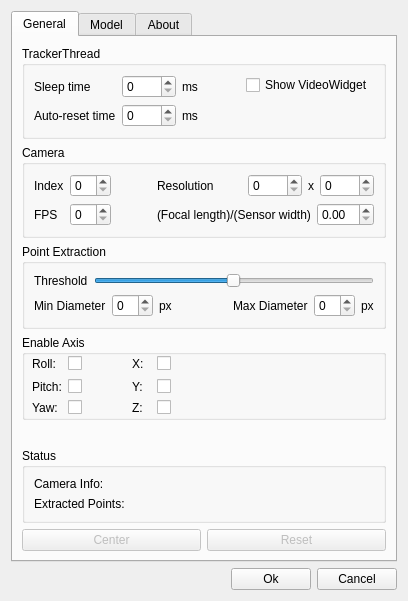
The window that FTNoIR_Tracker_PT/FTNoIR_PT_Controls.ui (opentrack/opentrack) describes before a commit, drawn with Qt 5.
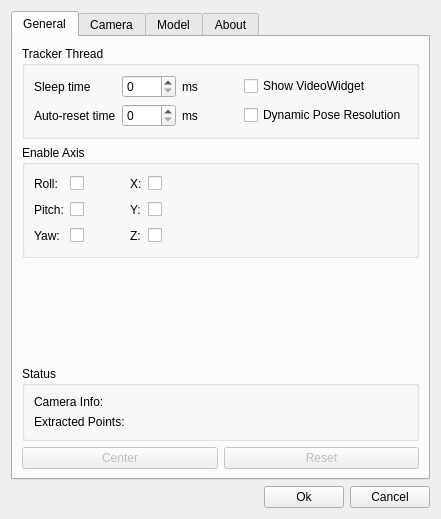
The same window after the commit. The open tabs and pages were chosen to show the change. Icons and pictures are not drawn.

Commit message: PointTracker: Tracker state is reported to FTNoIR, Camera pitch correction, Dynamic pose resolution made optional

Patch:
```diff
--- a/FTNoIR_Tracker_PT/FTNoIR_PT_Controls.ui
+++ b/FTNoIR_Tracker_PT/FTNoIR_PT_Controls.ui
@@ -9,8 +9,8 @@
    <rect>
     <x>0</x>
     <y>0</y>
-    <width>393</width>
-    <height>585</height>
+    <width>405</width>
+    <height>489</height>
    </rect>
   </property>
   <property name="sizePolicy">
@@ -64,84 +64,110 @@
        <item>
         <widget class="QGroupBox" name="groupBox_6">
          <property name="title">
-          <string>TrackerThread</string>
+          <string>Tracker Thread</string>
          </property>
          <layout class="QVBoxLayout" name="verticalLayout_6">
           <item>
-           <layout class="QHBoxLayout" name="horizontalLayout_8">
-            <item>
-             <layout class="QFormLayout" name="formLayout_2">
-              <property name="fieldGrowthPolicy">
-               <enum>QFormLayout::AllNonFixedFieldsGrow</enum>
+           <layout class="QGridLayout" name="gridLayout">
+            <item row="0" column="3">
+             <widget class="QCheckBox" name="videowidget_check">
+              <property name="toolTip">
+               <string>Whether to update the content of the VideoWidget</string>
               </property>
-              <item row="0" column="0">
-               <widget class="QLabel" name="label_39">
-                <property name="text">
-                 <string>Sleep time</string>
+              <property name="text">
+               <string>Show VideoWidget</string>
+              </property>
+             </widget>
+            </item>
+            <item row="0" column="0">
+             <widget class="QLabel" name="label_39">
+              <property name="text">
+               <string>Sleep time</string>
+              </property>
+              <property name="buddy">
+               <cstring>sleep_spin</cstring>
+              </property>
+             </widget>
+            </item>
+            <item row="0" column="1">
+             <layout class="QHBoxLayout" name="horizontalLayout_11">
+              <item>
+               <widget class="QSpinBox" name="sleep_spin">
+                <property name="toolTip">
+                 <string>Time the tracker thread sleeps after each processed frame</string>
                 </property>
-                <property name="buddy">
-                 <cstring>sleep_spin</cstring>
+                <property name="suffix">
+                 <string/>
                 </property>
+                <property name="maximum">
+                 <number>9999</number>
+                </property>
                </widget>
               </item>
-              <item row="0" column="1">
-               <layout class="QHBoxLayout" name="horizontalLayout_11">
-                <item>
-                 <widget class="QSpinBox" name="sleep_spin">
-                  <property name="toolTip">
-                   <string>Time the tracker thread sleeps after each processed frame</string>
-                  </property>
-                  <property name="suffix">
-                   <string/>
-                  </property>
-                  <property name="maximum">
-                   <number>9999</number>
-                  </property>
-                 </widget>
-                </item>
-                <item>
-                 <widget class="QLabel" name="label_40">
-                  <property name="text">
-                   <string>ms</string>
-                  </property>
-                 </widget>
-                </item>
-               </layout>
-              </item>
-              <item row="1" column="0">
-               <widget class="QLabel" name="label_43">
+              <item>
+               <widget class="QLabel" name="label_40">
                 <property name="text">
-                 <string>Auto-reset time</string>
+                 <string>ms</string>
                 </property>
-                <property name="buddy">
-                 <cstring>reset_spin</cstring>
+               </widget>
+              </item>
+             </layout>
+            </item>
+            <item row="0" column="2">
+             <spacer name="horizontalSpacer_11">
+              <property name="orientation">
+               <enum>Qt::Horizontal</enum>
+              </property>
+              <property name="sizeHint" stdset="0">
+               <size>
+                <width>40</width>
+                <height>20</height>
+               </size>
+              </property>
+             </spacer>
+            </item>
+            <item row="1" column="0">
+             <widget class="QLabel" name="label_43">
+              <property name="text">
+               <string>Auto-reset time</string>
+              </property>
+              <property name="buddy">
+               <cstring>reset_spin</cstring>
+              </property>
+             </widget>
+            </item>
+            <item row="1" column="1">
+             <layout class="QHBoxLayout" name="horizontalLayout_12">
+              <item>
+               <widget class="QSpinBox" name="reset_spin">
+                <property name="toolTip">
+                 <string>Time until automatic reset of tracker's internal state when no valid tracking result is found</string>
                 </property>
+                <property name="maximum">
+                 <number>9999</number>
+                </property>
                </widget>
               </item>
-              <item row="1" column="1">
-               <layout class="QHBoxLayout" name="horizontalLayout_12">
-                <item>
-                 <widget class="QSpinBox" name="reset_spin">
-                  <property name="toolTip">
-                   <string>Time until automatic reset of tracker's internal state when no valid tracking result is found</string>
-                  </property>
-                  <property name="maximum">
-                   <number>9999</number>
-                  </property>
-                 </widget>
-                </item>
-                <item>
-                 <widget class="QLabel" name="label_42">
-                  <property name="text">
-                   <string>ms</string>
-                  </property>
-                 </widget>
-                </item>
-               </layout>
+              <item>
+               <widget class="QLabel" name="label_42">
+                <property name="text">
+                 <string>ms</string>
+                </property>
+               </widget>
               </item>
              </layout>
             </item>
-            <item>
+            <item row="1" column="3">
+             <widget class="QCheckBox" name="dynpose_check">
+              <property name="toolTip">
+               <string/>
+              </property>
+              <property name="text">
+               <string>Dynamic Pose Resolution</string>
+              </property>
+             </widget>
+            </item>
+            <item row="1" column="2">
              <spacer name="horizontalSpacer_7">
               <property name="orientation">
                <enum>Qt::Horizontal</enum>
@@ -154,32 +180,366 @@
               </property>
              </spacer>
             </item>
-            <item>
-             <layout class="QFormLayout" name="formLayout_3">
-              <property name="fieldGrowthPolicy">
-               <enum>QFormLayout::AllNonFixedFieldsGrow</enum>
+           </layout>
+          </item>
+         </layout>
+        </widget>
+       </item>
+       <item>
+        <widget class="QGroupBox" name="groupBox_3">
+         <property name="minimumSize">
+          <size>
+           <width>0</width>
+           <height>85</height>
+          </size>
+         </property>
+         <property name="title">
+          <string>Enable Axis</string>
+         </property>
+         <layout class="QHBoxLayout" name="horizontalLayout_5">
+          <item>
+           <layout class="QGridLayout" name="gridLayout_2">
+            <item row="0" column="0">
+             <widget class="QLabel" name="label_6">
+              <property name="text">
+               <string>Roll:</string>
               </property>
-              <item row="0" column="0">
-               <widget class="QCheckBox" name="videowidget_check">
-                <property name="toolTip">
-                 <string>Whether to update the content of the VideoWidget</string>
-                </property>
-                <property name="text">
-                 <string>Show VideoWidget</string>
-                </property>
-               </widget>
-              </item>
-             </layout>
+              <property name="buddy">
+               <cstring>chkEnableRoll</cstring>
+              </property>
+             </widget>
             </item>
+            <item row="1" column="0">
+             <widget class="QLabel" name="label_9">
+              <property name="text">
+               <string>Pitch:</string>
+              </property>
+              <property name="buddy">
+               <cstring>chkEnablePitch</cstring>
+              </property>
+             </widget>
+            </item>
+            <item row="2" column="0">
+             <widget class="QLabel" name="label_11">
+              <property name="text">
+               <string>Yaw:</string>
+              </property>
+              <property name="buddy">
+               <cstring>chkEnableYaw</cstring>
+              </property>
+             </widget>
+            </item>
+            <item row="0" column="1">
+             <widget class="QCheckBox" name="chkEnableRoll">
+              <property name="maximumSize">
+               <size>
+                <width>20</width>
+                <height>16777215</height>
+               </size>
+              </property>
+              <property name="layoutDirection">
+               <enum>Qt::LeftToRight</enum>
+              </property>
+              <property name="styleSheet">
+               <string notr="true"/>
+              </property>
+              <property name="text">
+               <string/>
+              </property>
+             </widget>
+            </item>
+            <item row="1" column="1">
+             <widget class="QCheckBox" name="chkEnablePitch">
+              <property name="maximumSize">
+               <size>
+                <width>20</width>
+                <height>16777215</height>
+               </size>
+              </property>
+              <property name="layoutDirection">
+               <enum>Qt::LeftToRight</enum>
+              </property>
+              <property name="text">
+               <string/>
+              </property>
+             </widget>
+            </item>
+            <item row="2" column="1">
+             <widget class="QCheckBox" name="chkEnableYaw">
+              <property name="maximumSize">
+               <size>
+                <width>20</width>
+                <height>16777215</height>
+               </size>
+              </property>
+              <property name="layoutDirection">
+               <enum>Qt::LeftToRight</enum>
+              </property>
+              <property name="text">
+               <string/>
+              </property>
+             </widget>
+            </item>
+            <item row="0" column="3">
+             <widget class="QLabel" name="label_14">
+              <property name="text">
+               <string>X:</string>
+              </property>
+              <property name="buddy">
+               <cstring>chkEnableX</cstring>
+              </property>
+             </widget>
+            </item>
+            <item row="0" column="4">
+             <widget class="QCheckBox" name="chkEnableX">
+              <property name="maximumSize">
+               <size>
+                <width>20</width>
+                <height>16777215</height>
+               </size>
+              </property>
+              <property name="layoutDirection">
+               <enum>Qt::LeftToRight</enum>
+              </property>
+              <property name="text">
+               <string/>
+              </property>
+             </widget>
+            </item>
+            <item row="1" column="3">
+             <widget class="QLabel" name="label_15">
+              <property name="text">
+               <string>Y:</string>
+              </property>
+              <property name="buddy">
+               <cstring>chkEnableY</cstring>
+              </property>
+             </widget>
+            </item>
+            <item row="1" column="4">
+             <widget class="QCheckBox" name="chkEnableY">
+              <property name="maximumSize">
+               <size>
+                <width>20</width>
+                <height>16777215</height>
+               </size>
+              </property>
+              <property name="layoutDirection">
+               <enum>Qt::LeftToRight</enum>
+              </property>
+              <property name="text">
+               <string/>
+              </property>
+             </widget>
+            </item>
+            <item row="2" column="3">
+             <widget class="QLabel" name="label_16">
+              <property name="text">
+               <string>Z:</string>
+              </property>
+              <property name="buddy">
+               <cstring>chkEnableZ</cstring>
+              </property>
+             </widget>
+            </item>
+            <item row="2" column="4">
+             <widget class="QCheckBox" name="chkEnableZ">
+              <property name="maximumSize">
+               <size>
+                <width>20</width>
+                <height>16777215</height>
+               </size>
+              </property>
+              <property name="layoutDirection">
+               <enum>Qt::LeftToRight</enum>
+              </property>
+              <property name="text">
+               <string/>
+              </property>
+             </widget>
+            </item>
+            <item row="0" column="2">
+             <spacer name="horizontalSpacer_3">
+              <property name="orientation">
+               <enum>Qt::Horizontal</enum>
+              </property>
+              <property name="sizeType">
+               <enum>QSizePolicy::Minimum</enum>
+              </property>
+              <property name="sizeHint" stdset="0">
+               <size>
+                <width>40</width>
+                <height>20</height>
+               </size>
+              </property>
+             </spacer>
+            </item>
+            <item row="1" column="2">
+             <spacer name="horizontalSpacer_5">
+              <property name="orientation">
+               <enum>Qt::Horizontal</enum>
+              </property>
+              <property name="sizeType">
+               <enum>QSizePolicy::Minimum</enum>
+              </property>
+              <property name="sizeHint" stdset="0">
+               <size>
+                <width>40</width>
+                <height>20</height>
+               </size>
+              </property>
+             </spacer>
+            </item>
+            <item row="2" column="2">
+             <spacer name="horizontalSpacer_8">
+              <property name="orientation">
+               <enum>Qt::Horizontal</enum>
+              </property>
+              <property name="sizeType">
+               <enum>QSizePolicy::Minimum</enum>
+              </property>
+              <property name="sizeHint" stdset="0">
+               <size>
+                <width>40</width>
+                <height>20</height>
+               </size>
+              </property>
+             </spacer>
+            </item>
            </layout>
           </item>
+          <item>
+           <spacer name="horizontalSpacer_4">
+            <property name="orientation">
+             <enum>Qt::Horizontal</enum>
+            </property>
+            <property name="sizeHint" stdset="0">
+             <size>
+              <width>40</width>
+              <height>20</height>
+             </size>
+            </property>
+           </spacer>
+          </item>
          </layout>
         </widget>
        </item>
+       <item>
+        <spacer name="verticalSpacer">
+         <property name="orientation">
+          <enum>Qt::Vertical</enum>
+         </property>
+         <property name="sizeHint" stdset="0">
+          <size>
+           <width>20</width>
+           <height>20</height>
+          </size>
+         </property>
+        </spacer>
+       </item>
+       <item>
+        <widget class="QGroupBox" name="groupBox_11">
+         <property name="title">
+          <string>Status</string>
+         </property>
+         <layout class="QVBoxLayout" name="verticalLayout_8">
+          <item>
+           <layout class="QFormLayout" name="formLayout_2">
+            <property name="fieldGrowthPolicy">
+             <enum>QFormLayout::AllNonFixedFieldsGrow</enum>
+            </property>
+            <item row="0" column="0">
+             <widget class="QLabel" name="label_65">
+              <property name="text">
+               <string>Camera Info:</string>
+              </property>
+             </widget>
+            </item>
+            <item row="0" column="1">
+             <widget class="QLabel" name="caminfo_label_2">
+              <property name="sizePolicy">
+               <sizepolicy hsizetype="Preferred" vsizetype="Preferred">
+                <horstretch>0</horstretch>
+                <verstretch>0</verstretch>
+               </sizepolicy>
+              </property>
+              <property name="minimumSize">
+               <size>
+                <width>120</width>
+                <height>0</height>
+               </size>
+              </property>
+              <property name="text">
+               <string/>
+              </property>
+             </widget>
+            </item>
+            <item row="1" column="0">
+             <widget class="QLabel" name="label_17">
+              <property name="text">
+               <string>Extracted Points:</string>
+              </property>
+             </widget>
+            </item>
+            <item row="1" column="1">
+             <widget class="QLabel" name="pointinfo_label_2">
+              <property name="minimumSize">
+               <size>
+                <width>50</width>
+                <height>0</height>
+               </size>
+              </property>
+              <property name="text">
+               <string/>
+              </property>
+             </widget>
+            </item>
+           </layout>
+          </item>
+         </layout>
+        </widget>
+       </item>
+       <item>
+        <layout class="QHBoxLayout" name="horizontalLayout_10">
+         <item>
+          <widget class="QPushButton" name="center_button">
+           <property name="enabled">
+            <bool>false</bool>
+           </property>
+           <property name="toolTip">
+            <string>Center the tracker</string>
+           </property>
+           <property name="text">
+            <string>Center</string>
+           </property>
+          </widget>
+         </item>
+         <item>
+          <widget class="QPushButton" name="reset_button">
+           <property name="enabled">
+            <bool>false</bool>
+           </property>
+           <property name="toolTip">
+            <string>Reset the tracker's internal state</string>
+           </property>
+           <property name="text">
+            <string>Reset</string>
+           </property>
+          </widget>
+         </item>
+        </layout>
+       </item>
+      </layout>
+     </widget>
+     <widget class="QWidget" name="tab_2">
+      <attribute name="title">
+       <string>Camera</string>
+      </attribute>
+      <layout class="QVBoxLayout" name="verticalLayout_7">
        <item>
         <widget class="QGroupBox" name="groupBox">
          <property name="title">
-          <string>Camera</string>
+          <string>Camera Settings</string>
          </property>
          <layout class="QVBoxLayout" name="verticalLayout">
           <item>
@@ -325,6 +685,53 @@
             </item>
            </layout>
           </item>
+          <item>
+           <layout class="QHBoxLayout" name="horizontalLayout_6">
+            <item>
+             <widget class="QLabel" name="label_4">
+              <property name="text">
+               <string>Camera Pitch (upwards = positive)</string>
+              </property>
+              <property name="buddy">
+               <cstring>campitch_spin</cstring>
+              </property>
+             </widget>
+            </item>
+            <item>
+             <widget class="QSpinBox" name="campitch_spin">
+              <property name="contextMenuPolicy">
+               <enum>Qt::DefaultContextMenu</enum>
+              </property>
+              <property name="toolTip">
+               <string>The angle the camera is facing upwards</string>
+              </property>
+              <property name="minimum">
+               <number>-99</number>
+              </property>
+             </widget>
+            </item>
+            <item>
+             <widget class="QLabel" name="label_5">
+              <property name="text">
+               <string>deg</string>
+              </property>
+             </widget>
+            </item>
+            <item>
+             <spacer name="horizontalSpacer_10">
+              <property name="orientation">
+               <enum>Qt::Horizontal</enum>
+              </property>
+              <property name="sizeHint" stdset="0">
+               <size>
+                <width>20</width>
+                <height>20</height>
+               </size>
+              </property>
+             </spacer>
+            </item>
+           </layout>
+          </item>
          </layout>
         </widget>
        </item>
@@ -433,196 +840,14 @@
         </widget>
        </item>
        <item>
-        <widget class="QGroupBox" name="groupBox_3">
-         <property name="minimumSize">
-          <size>
-           <width>0</width>
-           <height>85</height>
-          </size>
-         </property>
-         <property name="title">
-          <string>Enable Axis</string>
-         </property>
-         <widget class="QWidget" name="layoutWidget">
-          <property name="geometry">
-           <rect>
-            <x>10</x>
-            <y>20</y>
-            <width>143</width>
-            <height>60</height>
-           </rect>
-          </property>
-          <layout class="QGridLayout" name="gridLayout_2">
-           <item row="0" column="0">
-            <widget class="QLabel" name="label_6">
-             <property name="text">
-              <string>Roll:</string>
-             </property>
-            </widget>
-           </item>
-           <item row="1" column="0">
-            <widget class="QLabel" name="label_9">
-             <property name="text">
-              <string>Pitch:</string>
-             </property>
-            </widget>
-           </item>
-           <item row="2" column="0">
-            <widget class="QLabel" name="label_11">
-             <property name="text">
-              <string>Yaw:</string>
-             </property>
-            </widget>
-           </item>
-           <item row="0" column="1">
-            <widget class="QCheckBox" name="chkEnableRoll">
-             <property name="maximumSize">
-              <size>
-               <width>20</width>
-               <height>16777215</height>
-              </size>
-             </property>
-             <property name="layoutDirection">
-              <enum>Qt::LeftToRight</enum>
-             </property>
-             <property name="styleSheet">
-              <string notr="true"/>
-             </property>
-             <property name="text">
-              <string/>
-             </property>
-            </widget>
-           </item>
-           <item row="1" column="1">
-            <widget class="QCheckBox" name="chkEnablePitch">
-             <property name="maximumSize">
-              <size>
-               <width>20</width>
-               <height>16777215</height>
-              </size>
-             </property>
-             <property name="layoutDirection">
-              <enum>Qt::LeftToRight</enum>
-             </property>
-             <property name="text">
-              <string/>
-             </property>
-            </widget>
-           </item>
-           <item row="2" column="1">
-            <widget class="QCheckBox" name="chkEnableYaw">
-             <property name="maximumSize">
-              <size>
-               <width>20</width>
-               <height>16777215</height>
-              </size>
-             </property>
-             <property name="layoutDirection">
-              <enum>Qt::LeftToRight</enum>
-             </property>
-             <property name="text">
-              <string/>
-             </property>
-            </widget>
-           </item>
-           <item row="0" column="3">
-            <widget class="QLabel" name="label_14">
-             <property name="text">
-              <string>X:</string>
-             </property>
-            </widget>
-           </item>
-           <item row="0" column="4">
-            <widget class="QCheckBox" name="chkEnableX">
-             <property name="maximumSize">
-              <size>
-               <width>20</width>
-               <height>16777215</height>
-              </size>
-             </property>
-             <property name="layoutDirection">
-              <enum>Qt::LeftToRight</enum>
-             </property>
-             <property name="text">
-              <string/>
-             </property>
-            </widget>
-           </item>
-           <item row="1" column="3">
-            <widget class="QLabel" name="label_15">
-             <property name="text">
-              <string>Y:</string>
-             </property>
-            </widget>
-           </item>
-           <item row="1" column="4">
-            <widget class="QCheckBox" name="chkEnableY">
-             <property name="maximumSize">
-              <size>
-               <width>20</width>
-               <height>16777215</height>
-              </size>
-             </property>
-             <property name="layoutDirection">
-              <enum>Qt::LeftToRight</enum>
-             </property>
-             <property name="text">
-              <string/>
-             </property>
-            </widget>
-           </item>
-           <item row="2" column="3">
-            <widget class="QLabel" name="label_16">
-             <property name="text">
-              <string>Z:</string>
-             </property>
-            </widget>
-           </item>
-           <item row="2" column="4">
-            <widget class="QCheckBox" name="chkEnableZ">
-             <property name="maximumSize">
-              <size>
-               <width>20</width>
-               <height>16777215</height>
-              </size>
-             </property>
-             <property name="layoutDirection">
-              <enum>Qt::LeftToRight</enum>
-             </property>
-             <property name="text">
-              <string/>
-             </property>
-            </widget>
-           </item>
-           <item row="0" column="2">
-            <spacer name="horizontalSpacer_3">
-             <property name="orientation">
-              <enum>Qt::Horizontal</enum>
-             </property>
-             <property name="sizeType">
-              <enum>QSizePolicy::Minimum</enum>
-             </property>
-             <property name="sizeHint" stdset="0">
-              <size>
-               <width>40</width>
-               <height>20</height>
-              </size>
-             </property>
-            </spacer>
-           </item>
-          </layout>
-         </widget>
-        </widget>
-       </item>
-       <item>
-        <spacer name="verticalSpacer">
+        <spacer name="verticalSpacer_2">
          <property name="orientation">
           <enum>Qt::Vertical</enum>
          </property>
          <property name="sizeHint" stdset="0">
           <size>
            <width>20</width>
-           <height>20</height>
+           <height>40</height>
           </size>
          </property>
         </spacer>
@@ -689,36 +914,6 @@
          </layout>
         </widget>
        </item>
-       <item>
-        <layout class="QHBoxLayout" name="horizontalLayout_10">
-         <item>
-          <widget class="QPushButton" name="center_button">
-           <property name="enabled">
-            <bool>false</bool>
-           </property>
-           <property name="toolTip">
-            <string>Center the tracker</string>
-           </property>
-           <property name="text">
-            <string>Center</string>
-           </property>
-          </widget>
-         </item>
-         <item>
-          <widget class="QPushButton" name="reset_button">
-           <property name="enabled">
-            <bool>false</bool>
-           </property>
-           <property name="toolTip">
-            <string>Reset the tracker's internal state</string>
-           </property>
-           <property name="text">
-            <string>Reset</string>
-           </property>
-          </widget>
-         </item>
-        </layout>
-       </item>
       </layout>
      </widget>
      <widget class="QWidget" name="tab_4">
@@ -732,7 +927,7 @@
           <enum>QTabWidget::Rounded</enum>
          </property>
          <property name="currentIndex">
-          <number>0</number>
+          <number>2</number>
          </property>
          <property name="usesScrollButtons">
           <bool>false</bool>
@@ -1343,7 +1538,7 @@
             </item>
             <item>
              <layout class="QGridLayout" name="gridLayout_6">
-              <item row="3" column="2">
+              <item row="3" column="1">
                <widget class="QSpinBox" name="tz_spin">
                 <property name="suffix">
                  <string/>
@@ -1356,28 +1551,28 @@
                 </property>
                </widget>
               </item>
-              <item row="1" column="1">
+              <item row="1" column="0">
                <widget class="QLabel" name="label_61">
                 <property name="text">
                  <string>x:</string>
                 </property>
                </widget>
               </item>
-              <item row="2" column="1">
+              <item row="2" column="0">
                <widget class="QLabel" name="label_62">
                 <property name="text">
                  <string>y:</string>
                 </property>
                </widget>
               </item>
-              <item row="3" column="1">
+              <item row="3" column="0">
                <widget class="QLabel" name="label_66">
                 <property name="text">
                  <string>z:</string>
                 </property>
                </widget>
               </item>
-              <item row="2" column="2">
+              <item row="2" column="1">
                <widget class="QSpinBox" name="ty_spin">
                 <property name="minimum">
                  <number>-999</number>
@@ -1387,7 +1582,7 @@
                 </property>
                </widget>
               </item>
-              <item row="1" column="2">
+              <item row="1" column="1">
                <widget class="QSpinBox" name="tx_spin">
                 <property name="minimum">
                  <number>-999</number>
@@ -1397,13 +1592,6 @@
                 </property>
                </widget>
               </item>
-              <item row="1" column="0">
-               <widget class="QLabel" name="label_72">
-                <property name="text">
-                 <string>T:</string>
-                </property>
-               </widget>
-              </item>
              </layout>
             </item>
             <item>
```
Left out of the diff: 37 changed lines with no effect on the pictures. The commit also changes 8 other files.
